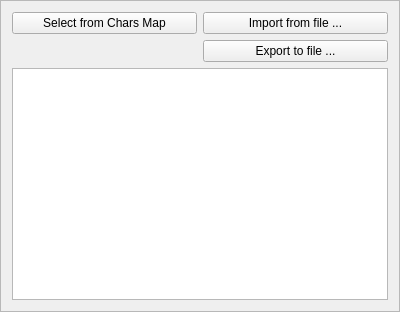
First picture: the form in charactersframe.ui, repository andryblack/fontbuilder, before the edit.
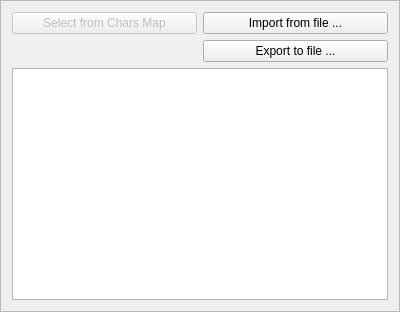
Second picture: the form after the edit.

What changed in the file:
```diff
--- a/charactersframe.ui
+++ b/charactersframe.ui
@@ -41,6 +41,9 @@
      </item>
      <item row="0" column="0">
       <widget class="QPushButton" name="pushButton_SelectFromCharsMap">
+       <property name="enabled">
+        <bool>false</bool>
+       </property>
        <property name="text">
         <string>Select from Chars Map</string>
        </property>
```
